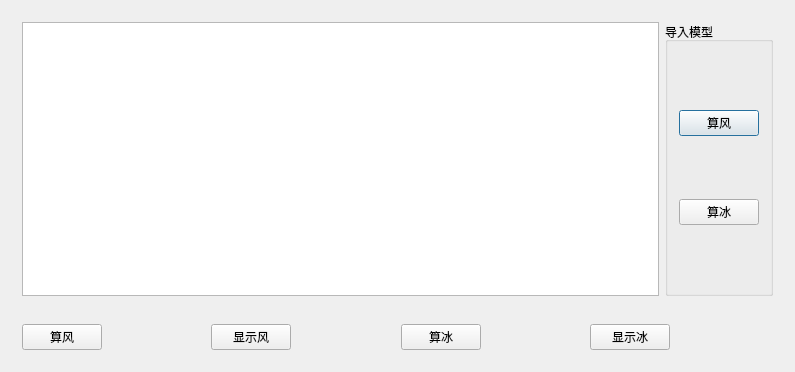
Before: the Qt Designer form TW/UI_Calculate.ui in Shixuku/Tower-Visual, drawn with Qt 5.
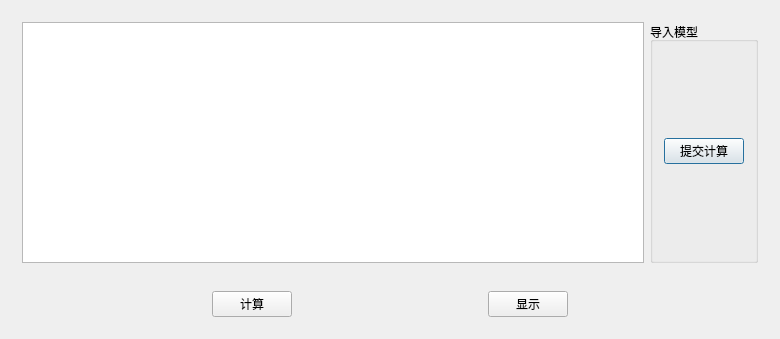
After: the same form once the commit is applied.

Commit message: 1.新增了前后上下左右视图 2.将原来的T_foot类功能拆分成了ui_TowerLegParameter和ui_TowerLegType两个类 3.将Interface界面上面的管理部件和管理实例按钮删了，将计算界面的有关冰的按钮删除了 4.默认给了一个静力分析步，以及实例都默认给了重力

```diff
--- a/TW/UI_Calculate.ui
+++ b/TW/UI_Calculate.ui
@@ -6,8 +6,8 @@
    <rect>
     <x>0</x>
     <y>0</y>
-    <width>795</width>
-    <height>372</height>
+    <width>780</width>
+    <height>339</height>
    </rect>
   </property>
   <property name="windowTitle">
@@ -29,14 +29,7 @@
          <item>
           <widget class="QPushButton" name="btn_import">
            <property name="text">
-            <string>算风</string>
-           </property>
-          </widget>
-         </item>
-         <item>
-          <widget class="QPushButton" name="btn_CaculateModelIce">
-           <property name="text">
-            <string>算冰</string>
+            <string>提交计算</string>
            </property>
           </widget>
          </item>
@@ -49,10 +42,23 @@
    <item>
     <widget class="QWidget" name="widget" native="true">
      <layout class="QHBoxLayout" name="horizontalLayout">
+      <item>
+       <spacer name="horizontalSpacer_4">
+        <property name="orientation">
+         <enum>Qt::Horizontal</enum>
+        </property>
+        <property name="sizeHint" stdset="0">
+         <size>
+          <width>40</width>
+          <height>20</height>
+         </size>
+        </property>
+       </spacer>
+      </item>
       <item>
        <widget class="QPushButton" name="btn_ok">
         <property name="text">
-         <string>算风</string>
+         <string>计算</string>
         </property>
        </widget>
       </item>
@@ -72,27 +78,7 @@
       <item>
        <widget class="QPushButton" name="btn_showWind">
         <property name="text">
-         <string>显示风</string>
-        </property>
-       </widget>
-      </item>
-      <item>
-       <spacer name="horizontalSpacer_4">
-        <property name="orientation">
-         <enum>Qt::Horizontal</enum>
-        </property>
-        <property name="sizeHint" stdset="0">
-         <size>
-          <width>40</width>
-          <height>20</height>
-         </size>
-        </property>
-       </spacer>
-      </item>
-      <item>
-       <widget class="QPushButton" name="btn_caculateIce">
-        <property name="text">
-         <string>算冰</string>
+         <string>显示</string>
         </property>
        </widget>
       </item>
@@ -109,26 +95,6 @@
         </property>
        </spacer>
       </item>
-      <item>
-       <widget class="QPushButton" name="btn_showIce">
-        <property name="text">
-         <string>显示冰</string>
-        </property>
-       </widget>
-      </item>
-      <item>
-       <spacer name="horizontalSpacer_3">
-        <property name="orientation">
-         <enum>Qt::Horizontal</enum>
-        </property>
-        <property name="sizeHint" stdset="0">
-         <size>
-          <width>40</width>
-          <height>20</height>
-         </size>
-        </property>
-       </spacer>
-      </item>
      </layout>
     </widget>
    </item>
```
The commit also changes 21 other files.
